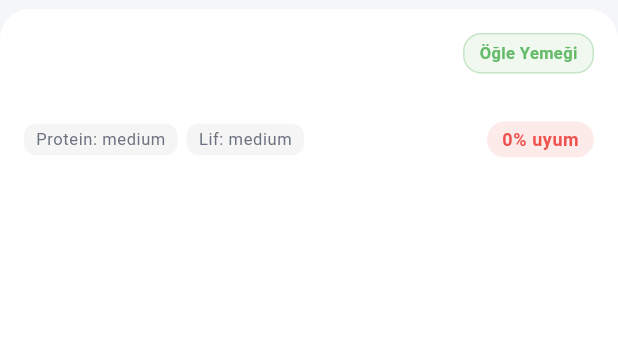
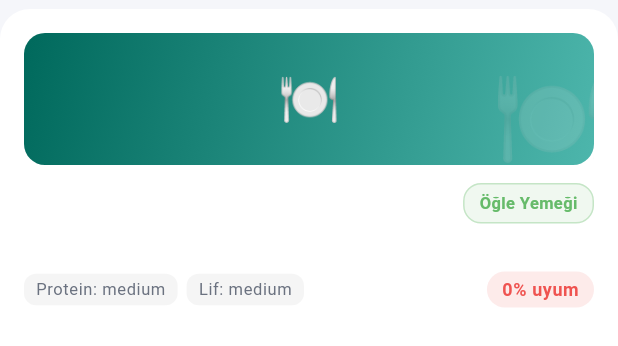
Before and after one commit to turantopcuoglu/newapp, a Flutter app: the RecipeCard widget shown alone on an empty page, opened directly with empty values, on a phone screen of 412 x 824 dp. Shown: the top 346 px of the screen. Run offline on Flutter 3.47's test engine with Material 3 defaults, Android fonts, the phone set to English and light mode, and no system bars; our stand-ins replace fl_chart, flutter_riverpod, shared_preferences; accounts and stored records are empty.

Commit message:
Give every recipe a visual without shipping photos
Recipes had no imagePath and no assets, so cards and detail headers were
text-only. RecipeVisual paints a cuisine-coloured gradient with a dish
emoji derived from the recipe name, then a signature ingredient, then the
meal type — 40 distinct glyphs across the 118 bundled recipes, no asset
weight. A real imagePath still wins when one exists, and a missing asset
falls back to the illustration instead of throwing.

Used by the shared RecipeCard, the recipe detail hero, and the cuisine /
special-category list tiles.

Tests render all 118 bundled recipes and assert the placeholder actually
paints, plus keyword-over-ingredient precedence and unknown-cuisine
gradient fallback.

Co-Authored-By: Claude Opus 5 <noreply@anthropic.com>
Claude-Session: https://claude.ai/code/session_016AbkDDpBHFz3fb6NAnXv9V

```diff
--- a/lib/components/recipe_card.dart
+++ b/lib/components/recipe_card.dart
@@ -4,6 +4,7 @@ import '../l10n/app_localizations.dart';
 import '../models/recipe.dart';
 import '../services/recommendation_service.dart';
 import 'meal_type_badge.dart';
+import 'recipe_visual.dart';
 
 class RecipeCard extends StatelessWidget {
   final ScoredRecipe scoredRecipe;
@@ -31,6 +32,8 @@ class RecipeCard extends StatelessWidget {
           child: Column(
             crossAxisAlignment: CrossAxisAlignment.start,
             children: [
+              RecipeVisual(recipe: recipe, height: 88),
+              const SizedBox(height: 12),
               Row(
                 children: [
                   Expanded(
--- /dev/null
+++ b/lib/components/recipe_visual.dart
@@ -0,0 +1,227 @@
+import 'package:flutter/material.dart';
+
+import '../core/enums.dart';
+import '../data/explore_data.dart';
+import '../models/recipe.dart';
+
+/// Illustration stand-in for recipe photography.
+///
+/// Recipes ship without images, and bundling ~120 photos would balloon the
+/// app. Instead every recipe gets a deterministic cuisine-coloured gradient
+/// with a dish emoji picked from its name/ingredients, so cards and detail
+/// headers always render something recognisable. A real [Recipe.imagePath]
+/// takes precedence whenever one exists.
+class RecipeVisual extends StatelessWidget {
+  final Recipe recipe;
+  final double height;
+  final BorderRadius borderRadius;
+
+  const RecipeVisual({
+    super.key,
+    required this.recipe,
+    this.height = 96,
+    this.borderRadius = const BorderRadius.all(Radius.circular(14)),
+  });
+
+  @override
+  Widget build(BuildContext context) {
+    final image = recipe.imagePath;
+    if (image != null && image.isNotEmpty) {
+      return ClipRRect(
+        borderRadius: borderRadius,
+        child: Image.asset(
+          image,
+          height: height,
+          width: double.infinity,
+          fit: BoxFit.cover,
+          // A missing/renamed asset must not break the screen.
+          errorBuilder: (_, __, ___) => _illustration(),
+        ),
+      );
+    }
+    return _illustration();
+  }
+
+  Widget _illustration() {
+    final colors = _gradientColors();
+    return Container(
+      height: height,
+      width: double.infinity,
+      decoration: BoxDecoration(
+        borderRadius: borderRadius,
+        gradient: LinearGradient(
+          begin: Alignment.topLeft,
+          end: Alignment.bottomRight,
+          colors: colors,
+        ),
+      ),
+      child: Stack(
+        children: [
+          // Oversized watermark emoji bleeding off the corner
+          Positioned(
+            right: -height * 0.12,
+            bottom: -height * 0.18,
+            child: Text(
+              emoji,
+              style: TextStyle(
+                fontSize: height * 0.72,
+                color: Colors.white.withAlpha(38),
+              ),
+            ),
+          ),
+          Center(
+            child: Text(
+              emoji,
+              style: TextStyle(fontSize: height * 0.38),
+            ),
+          ),
+        ],
+      ),
+    );
+  }
+
+  List<Color> _gradientColors() {
+    for (final id in recipe.cuisineIds) {
+      final gradient = cuisineGradients[id];
+      if (gradient != null) {
+        return [Color(gradient[0]), Color(gradient[1])];
+      }
+    }
+    final fallback = cuisineGradients['international']!;
+    return [Color(fallback[0]), Color(fallback[1])];
+  }
+
+  /// Dish emoji: name keywords first (most specific), then a signature
+  /// ingredient, then the meal type.
+  String get emoji {
+    final name = (recipe.name['en'] ?? '').toLowerCase();
+    for (final entry in _nameKeywordEmoji.entries) {
+      if (name.contains(entry.key)) return entry.value;
+    }
+    for (final id in recipe.ingredientIds) {
+      final match = _ingredientEmoji[id];
+      if (match != null) return match;
+    }
+    return _mealTypeEmoji[recipe.mealType]!;
+  }
+
+  static const Map<String, String> _nameKeywordEmoji = {
+    'soup': '🍲',
+    'stew': '🍲',
+    'salad': '🥗',
+    'pasta': '🍝',
+    'spaghetti': '🍝',
+    'penne': '🍝',
+    'pizza': '🍕',
+    'burger': '🍔',
+    'taco': '🌮',
+    'burrito': '🌯',
+    'fajita': '🌯',
+    'wrap': '🌯',
+    'sandwich': '🥪',
+    'toast': '🍞',
+    'simit': '🥯',
+    'bagel': '🥯',
+    'pancake': '🥞',
+    'omelette': '🍳',
+    'scramble': '🍳',
+    'menemen': '🍳',
+    'shakshuka': '🍳',
+    'egg': '🥚',
+    'smoothie': '🥤',
+    'pudding': '🍮',
+    'parfait': '🍨',
+    'ice cream': '🍨',
+    'yogurt': '🥣',
+    'oatmeal': '🥣',
+    'oats': '🥣',
+    'porridge': '🥣',
+    'rice': '🍚',
+    'pilaf': '🍚',
+    'risotto': '🍚',
+    'sushi': '🍣',
+    'noodle': '🍜',
+    'stir-fry': '🥘',
+    'curry': '🍛',
+    'kebab': '🍢',
+    'skewer': '🍢',
+    'köfte': '🍡',
+    'meatball': '🍡',
+    'shawarma': '🥙',
+    'börek': '🥧',
+    'pide': '🫓',
+    'flatbread': '🫓',
+    'hummus': '🥣',
+    'dip': '🥣',
+    'chips': '🍟',
+    'popcorn': '🍿',
+    'energy ball': '🍫',
+    'bliss ball': '🍫',
+    'chocolate': '🍫',
+    'bar': '🍫',
+    'fruit': '🍓',
+    'trail mix': '🥜',
+  };
+
+  static const Map<String, String> _ingredientEmoji = {
+    'salmon': '🐟',
+    'sea_bass': '🐟',
+    'sea_bream': '🐟',
+    'cod': '🐟',
+    'tuna': '🐟',
+    'sardine': '🐟',
+    'shrimp': '🦐',
+    'squid': '🦑',
+    'mussel': '🦪',
+    'chicken_breast': '🍗',
+    'chicken_thigh': '🍗',
+    'chicken_wing': '🍗',
+    'turkey_breast': '🍗',
+    'ground_beef': '🥩',
+    'beef_steak': '🥩',
+    'lamb': '🥩',
+    'veal': '🥩',
+    'pork_chop': '🥓',
+    'eggs': '🥚',
+    'tofu': '🧊',
+    'red_lentil': '🫘',
+    'green_lentil': '🫘',
+    'chickpea': '🫘',
+    'black_bean': '🫘',
+    'kidney_bean': '🫘',
+    'white_bean': '🫘',
+    'edamame': '🫛',
+    'eggplant': '🍆',
+    'tomato': '🍅',
+    'potato': '🥔',
+    'sweet_potato': '🍠',
+    'avocado': '🥑',
+    'banana': '🍌',
+    'apple': '🍎',
+    'strawberry': '🍓',
+    'blueberry': '🫐',
+    'mango': '🥭',
+    'orange': '🍊',
+    'spinach': '🥬',
+    'kale': '🥬',
+    'broccoli': '🥦',
+    'mushroom': '🍄',
+    'walnut': '🥜',
+    'almond': '🥜',
+    'peanut': '🥜',
+    'cashew': '🥜',
+    'cheddar_cheese': '🧀',
+    'feta_cheese': '🧀',
+    'parmesan': '🧀',
+    'mozzarella': '🧀',
+    'bread': '🍞',
+    'honey': '🍯',
+  };
+
+  static const Map<MealType, String> _mealTypeEmoji = {
+    MealType.breakfast: '🍳',
+    MealType.lunch: '🍽️',
+    MealType.dinner: '🍲',
+    MealType.snack: '🍎',
+  };
+}
--- a/lib/screens/explore/cuisine_detail_screen.dart
+++ b/lib/screens/explore/cuisine_detail_screen.dart
@@ -1,5 +1,6 @@
 import 'package:flutter/material.dart';
 import 'package:flutter_riverpod/flutter_riverpod.dart';
+import '../../components/recipe_visual.dart';
 import '../../core/enums.dart';
 import '../../core/theme.dart';
 import '../../data/explore_data.dart';
@@ -224,6 +225,17 @@ class _RecipeCard extends StatelessWidget {
           padding: const EdgeInsets.all(16),
           child: Row(
             children: [
+              // Leading thumbnail
+              SizedBox(
+                width: 64,
+                child: RecipeVisual(
+                  recipe: recipe,
+                  height: 64,
+                  borderRadius:
+                      const BorderRadius.all(Radius.circular(12)),
+                ),
+              ),
+              const SizedBox(width: 14),
               // Left: recipe info
               Expanded(
                 child: Column(
--- a/lib/screens/explore/special_detail_screen.dart
+++ b/lib/screens/explore/special_detail_screen.dart
@@ -1,5 +1,6 @@
 import 'package:flutter/material.dart';
 import 'package:flutter_riverpod/flutter_riverpod.dart';
+import '../../components/recipe_visual.dart';
 import '../../core/enums.dart';
 import '../../core/theme.dart';
 import '../../data/explore_data.dart';
@@ -278,6 +279,17 @@ class _SpecialRecipeCard extends StatelessWidget {
           padding: const EdgeInsets.all(16),
           child: Row(
             children: [
+              // Leading thumbnail
+              SizedBox(
+                width: 64,
+                child: RecipeVisual(
+                  recipe: recipe,
+                  height: 64,
+                  borderRadius:
+                      const BorderRadius.all(Radius.circular(12)),
+                ),
+              ),
+              const SizedBox(width: 14),
               Expanded(
                 child: Column(
                   crossAxisAlignment: CrossAxisAlignment.start,
--- a/lib/screens/recipe_detail/recipe_detail_screen.dart
+++ b/lib/screens/recipe_detail/recipe_detail_screen.dart
@@ -2,6 +2,7 @@ import 'package:flutter/material.dart';
 import 'package:flutter_riverpod/flutter_riverpod.dart';
 import '../../components/ingredient_chip.dart';
 import '../../components/meal_type_badge.dart';
+import '../../components/recipe_visual.dart';
 import '../../core/enums.dart';
 import '../../core/theme.dart';
 import '../../data/mock_ingredients.dart';
@@ -47,6 +48,14 @@ class RecipeDetailScreen extends ConsumerWidget {
         child: Column(
           crossAxisAlignment: CrossAxisAlignment.start,
           children: [
+            // Hero illustration
+            RecipeVisual(
+              recipe: recipe,
+              height: 170,
+              borderRadius: const BorderRadius.all(Radius.circular(18)),
+            ),
+            const SizedBox(height: 16),
+
             // Header badges
             Row(
               children: [
```
Also changed, not shown: 1 other file.
